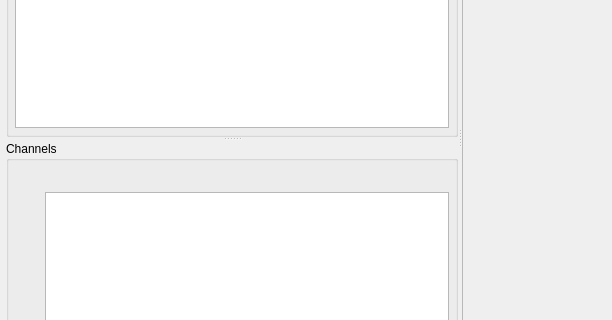
Before: the Qt Designer form runviewer/main.ui in spielman-group/runviewer, drawn with Qt 5; both pictures show x 0 to 612 and y 262 to 582 of the 992 by 778 pixel window.
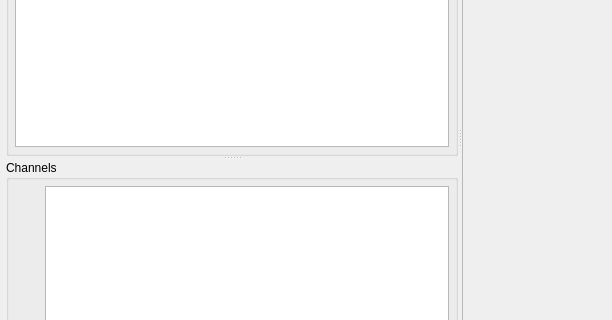
After: the same form once the commit is applied. Icons and pictures are not drawn. Custom widgets are drawn as their Qt base class.

Commit message: Delete runviewer's dead code: Python resamplers, TempShot, unused cache and legacy attribute reads, the group buttons; log resampling errors

```diff
--- a/runviewer/main.ui
+++ b/runviewer/main.ui
@@ -236,43 +236,6 @@
          <property name="spacing">
           <number>3</number>
          </property>
-         <item row="0" column="1">
-          <layout class="QHBoxLayout" name="horizontalLayout_2">
-           <item>
-            <widget class="QPushButton" name="group_channel">
-             <property name="toolTip">
-              <string>Group selected channels</string>
-             </property>
-             <property name="text">
-              <string/>
-             </property>
-            </widget>
-           </item>
-           <item>
-            <widget class="QPushButton" name="delete_group">
-             <property name="toolTip">
-              <string>Delete selected group</string>
-             </property>
-             <property name="text">
-              <string/>
-             </property>
-            </widget>
-           </item>
-           <item>
-            <spacer name="horizontalSpacer_2">
-             <property name="orientation">
-              <enum>Qt::Horizontal</enum>
-             </property>
-             <property name="sizeHint" stdset="0">
-              <size>
-               <width>40</width>
-               <height>20</height>
-              </size>
-             </property>
-            </spacer>
-           </item>
-          </layout>
-         </item>
          <item row="1" column="1">
           <widget class="TreeView" name="channel_treeview">
            <property name="editTriggers">
```
The commit also changes 1 other file.
